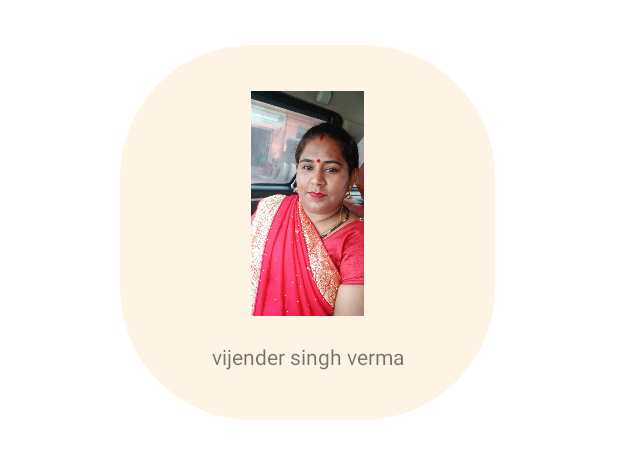
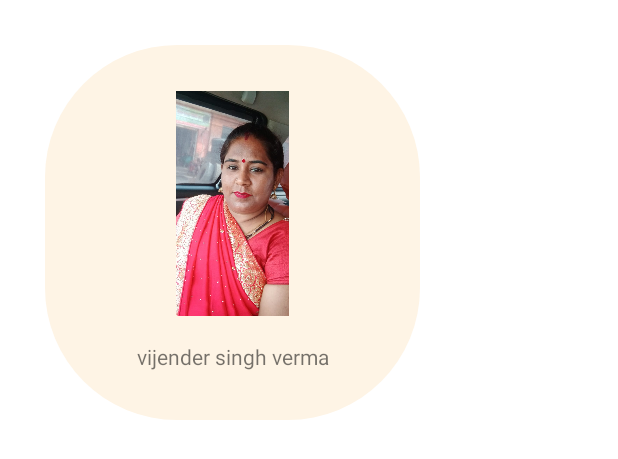
Before and after one commit to TanuLamba3/NarsinghJan, an Android app: the layout memberslist.xml on its own in the app's theme, with its tools: preview values and no code run, on a phone screen of 412 x 824 dp. Shown: the top 459 px of the screen. Run offline under Robolectric (Android 15) with nearby library versions, the phone set to English and light mode, and no system bars.

Commit message:
members list item spacing  done

```diff
--- a/app/src/main/res/layout/memberslist.xml
+++ b/app/src/main/res/layout/memberslist.xml
@@ -2,8 +2,8 @@
 <androidx.constraintlayout.widget.ConstraintLayout xmlns:android="http://schemas.android.com/apk/res/android"
     xmlns:app="http://schemas.android.com/apk/res-auto"
     xmlns:tools="http://schemas.android.com/tools"
-    android:layout_width="match_parent"
-    android:layout_height="match_parent">
+    android:layout_width="wrap_content"
+    android:layout_height="wrap_content">
 
     <ImageView
         android:id="@+id/imageView2"
@@ -11,6 +11,7 @@
         android:layout_height="250dp"
         android:layout_margin="30dp"
         android:src="@drawable/backgroundimage"
+        app:layout_constraintBottom_toBottomOf="parent"
         app:layout_constraintEnd_toEndOf="parent"
         app:layout_constraintHorizontal_bias="0.491"
         app:layout_constraintStart_toStartOf="parent"
```
